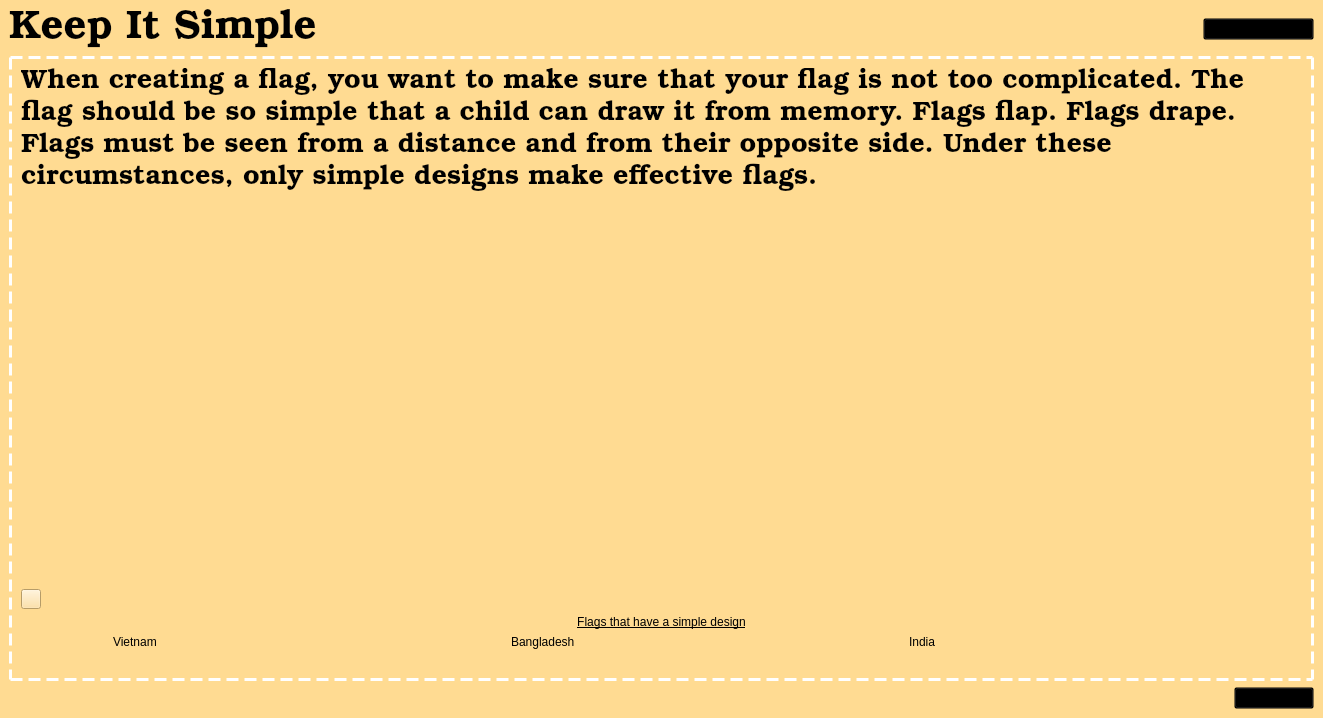
The window that keepsimplelesson.ui (zxjorge/EDApp) describes before a commit, drawn with Qt 5.
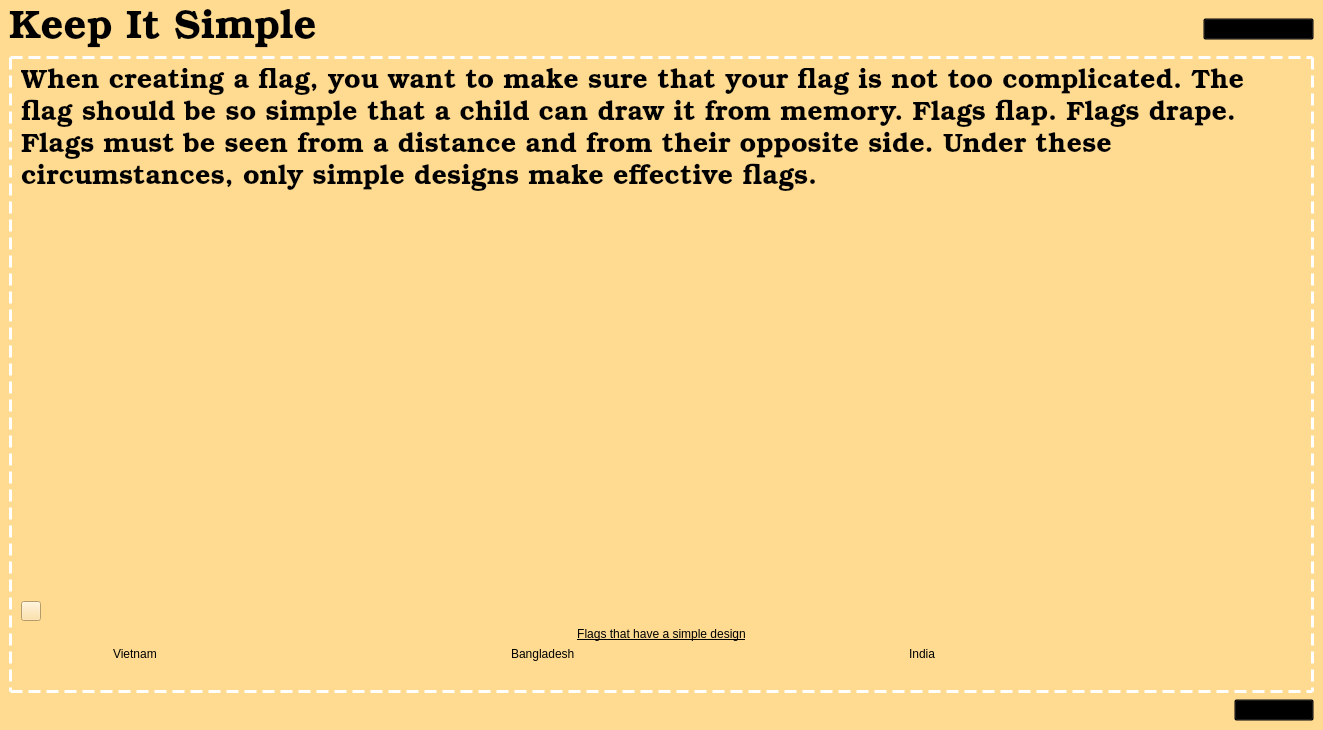
The same window after the commit. The open tabs and pages were chosen to show the change. Icons and pictures are not drawn.

Commit message: corrected keep simple

The edit to the form file:
```diff
--- a/keepsimplelesson.ui
+++ b/keepsimplelesson.ui
@@ -7,7 +7,7 @@
     <x>0</x>
     <y>0</y>
     <width>1323</width>
-    <height>718</height>
+    <height>730</height>
    </rect>
   </property>
   <property name="font">
```
Left out of the diff: 2 changed lines with no effect on the pictures.
